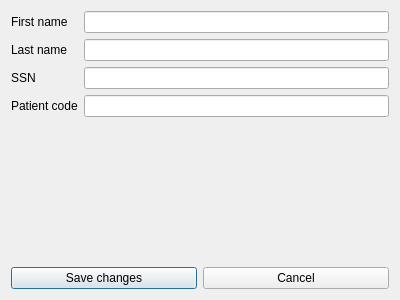
Old version of the form gaitbase/edit_patient.ui in the repository NCH-Motion-Laboratory/gaitbase.
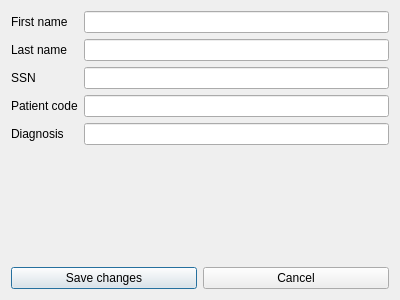
New version of the form.

Commit message: wip: incl diagnosis

```diff
--- a/gaitbase/edit_patient.ui
+++ b/gaitbase/edit_patient.ui
@@ -56,6 +56,16 @@
      <item row="3" column="1">
       <widget class="QLineEdit" name="lnPatientCode"/>
      </item>
+     <item row="4" column="0">
+      <widget class="QLabel" name="label_5">
+       <property name="text">
+        <string>Diagnosis</string>
+       </property>
+      </widget>
+     </item>
+     <item row="4" column="1">
+      <widget class="QLineEdit" name="lnDiagnosis"/>
+     </item>
     </layout>
    </item>
    <item>
```
The commit also changes 3 other files.
